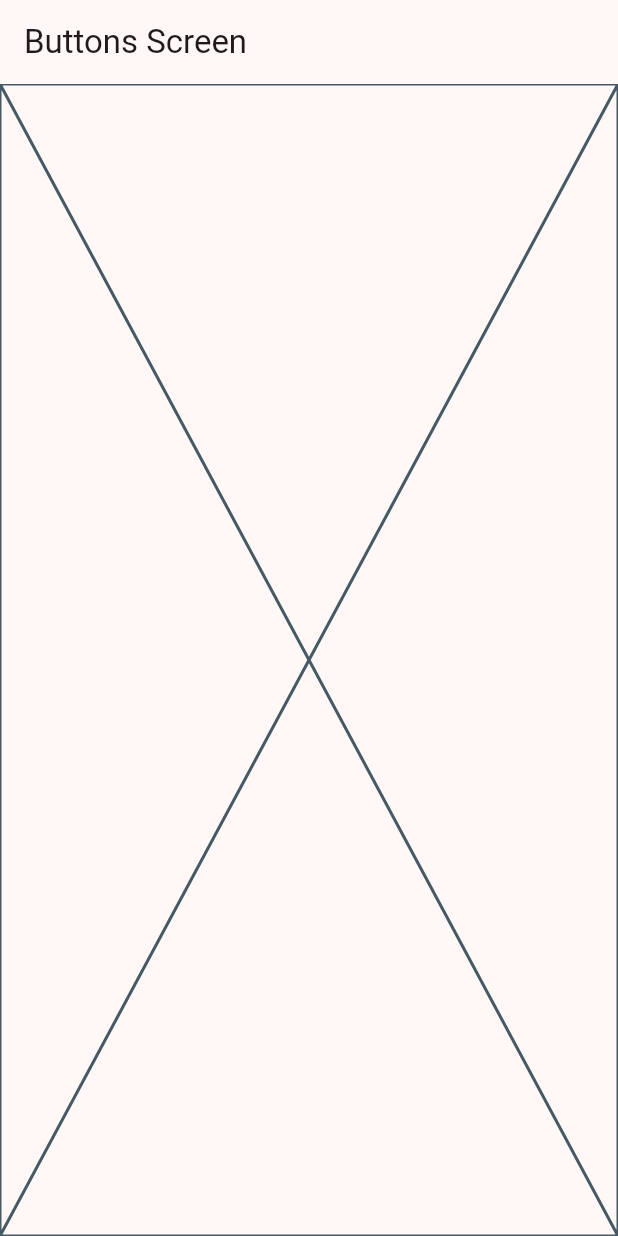
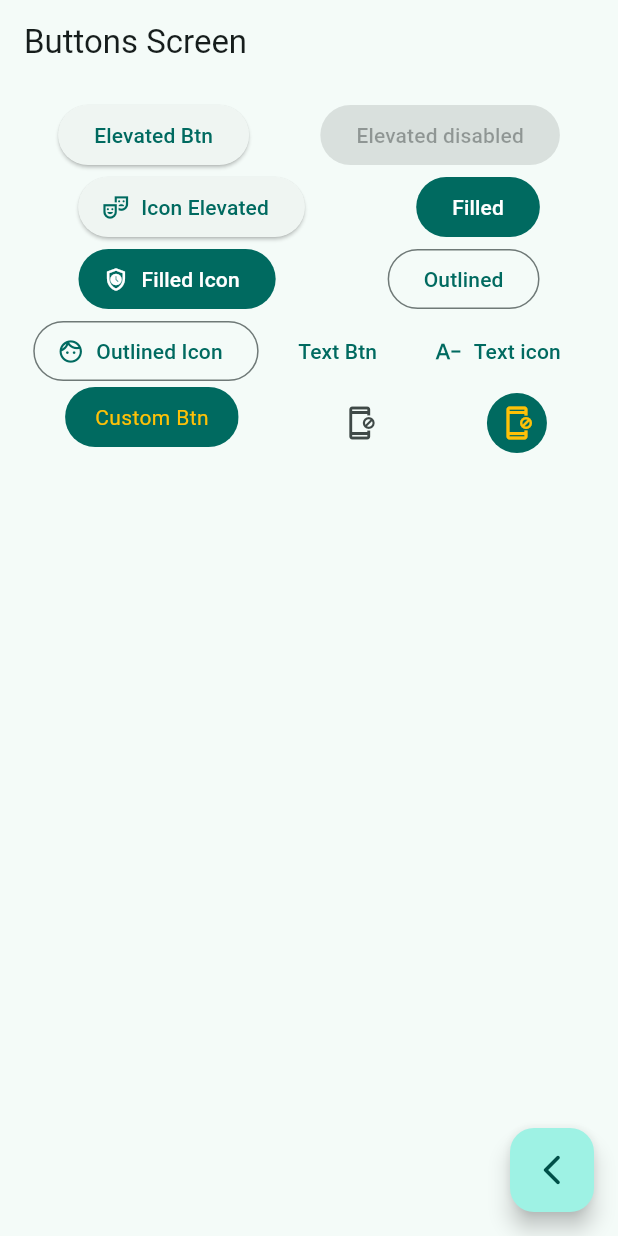
Before and after one commit to fabiofons/widget-app, a Flutter app: the ButtonsScreen screen opened by its route, on a phone screen of 412 x 824 dp. Run offline on Flutter 3.47's test engine with Material 3 defaults, Android fonts, the phone set to English and light mode, and no system bars; our stand-ins replace go_router.

Commit message:
Created custom button

```diff
--- a/lib/main.dart
+++ b/lib/main.dart
@@ -15,7 +15,7 @@ class MainApp extends StatelessWidget {
     return MaterialApp.router(
       routerConfig: appRouter,
       debugShowCheckedModeBanner: false,
-      theme: AppTheme(selectedColor: 6).getTheme(),
+      theme: AppTheme(selectedColor: 1).getTheme(),
     );
   }
 }
--- a/lib/presentation/screens/buttons/buttons_screen.dart
+++ b/lib/presentation/screens/buttons/buttons_screen.dart
@@ -1,4 +1,5 @@
 import 'package:flutter/material.dart';
+import 'package:go_router/go_router.dart';
 
 class ButtonsScreen extends StatelessWidget {
 
@@ -12,7 +13,101 @@ class ButtonsScreen extends StatelessWidget {
       appBar: AppBar(
         title: const Text('Buttons Screen'),
       ),
-      body: const Placeholder(),
+      body: const _ButtonsView(),
+      floatingActionButton: FloatingActionButton(
+        onPressed: (){
+          context.pop();
+        },
+        child: const Icon(Icons.arrow_back_ios_new_rounded),
+      ),
     );
   }
 }
+
+class _ButtonsView extends StatelessWidget {
+
+  const _ButtonsView();
+
+  @override
+  Widget build(BuildContext context) {
+
+    final colorTheme = Theme.of(context).colorScheme;
+
+    return SizedBox(
+      width: double.infinity,
+      child: Padding(
+        padding: const EdgeInsets.symmetric(horizontal: 20, vertical: 10),
+        child: Wrap(
+          spacing: 10,
+          alignment: WrapAlignment.spaceAround,
+          children: [
+            ElevatedButton(onPressed: (){}, child: const Text('Elevated Btn')),
+            const ElevatedButton(onPressed: null, child: Text('Elevated disabled')),
+            ElevatedButton.icon(
+              onPressed: (){},
+              label: const Text('Icon Elevated'),
+              icon: const Icon(Icons.theater_comedy_outlined)
+            ),
+            FilledButton(onPressed: (){}, child: const Text('Filled')),
+            FilledButton.icon(
+              icon: const Icon(Icons.safety_check_outlined),
+              onPressed: (){},
+              label: const Text('Filled Icon')
+            ),
+            OutlinedButton(onPressed: (){}, child: const Text('Outlined')),
+            OutlinedButton.icon(
+              onPressed: (){},
+              label: const Text('Outlined Icon'),
+              icon: const Icon(Icons.face_unlock_outlined),
+            ),
+            TextButton(onPressed: (){}, child: const Text('Text Btn')),
+            TextButton.icon(onPressed: (){},
+              label: const Text('Text icon'),
+              icon: const Icon(Icons.text_decrease_outlined),
+            ),
+
+            const CustomButton(),
+
+            IconButton(onPressed: (){}, icon: const Icon(Icons.app_blocking_outlined)),
+            IconButton(
+              onPressed: (){},
+              icon: const Icon(Icons.app_blocking_outlined),
+              style: ButtonStyle(
+                backgroundColor: WidgetStatePropertyAll(colorTheme.primary),
+                iconColor: const WidgetStatePropertyAll(Colors.amber)
+              ),
+            )
+          ],
+        ),
+      ),
+    );
+  }
+}
+
+
+class CustomButton extends StatelessWidget {
+  const CustomButton({super.key});
+
+  @override
+  Widget build(BuildContext context) {
+
+    final colotTheme = Theme.of(context).colorScheme;
+
+    return ClipRRect(
+      borderRadius: BorderRadius.circular(20),
+      child: Material(
+        color: colotTheme.primary,
+        child: InkWell(
+          onTap: (){},
+          child: const Padding(
+            padding: EdgeInsets.symmetric(horizontal: 20, vertical: 10),
+            child: Text(
+              'Custom Btn',
+              style: TextStyle(
+                color: Colors.amber
+              ),)),
+        ),
+      ),
+    );
+  }
+}
```
